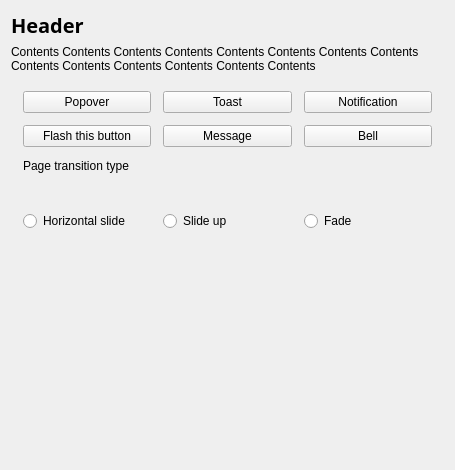
This is app/page2/page2.ui in ZoomTen/theApp as Qt 5 draws it before an edit. The edited form follows.
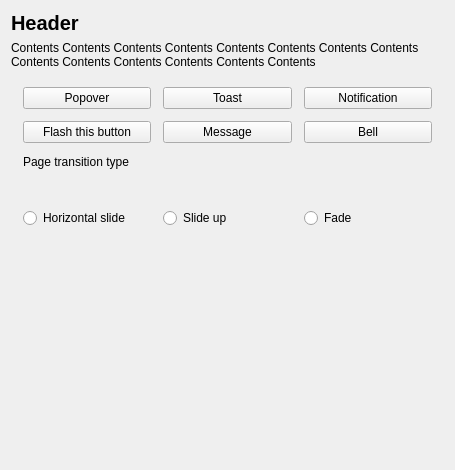
This is the edited form.

The edit to the form file:
```diff
--- a/app/page2/page2.ui
+++ b/app/page2/page2.ui
@@ -18,7 +18,6 @@
     <widget class="QLabel" name="heading">
      <property name="font">
       <font>
-       <family>Sans</family>
        <pointsize>15</pointsize>
        <weight>75</weight>
        <bold>true</bold>
```
